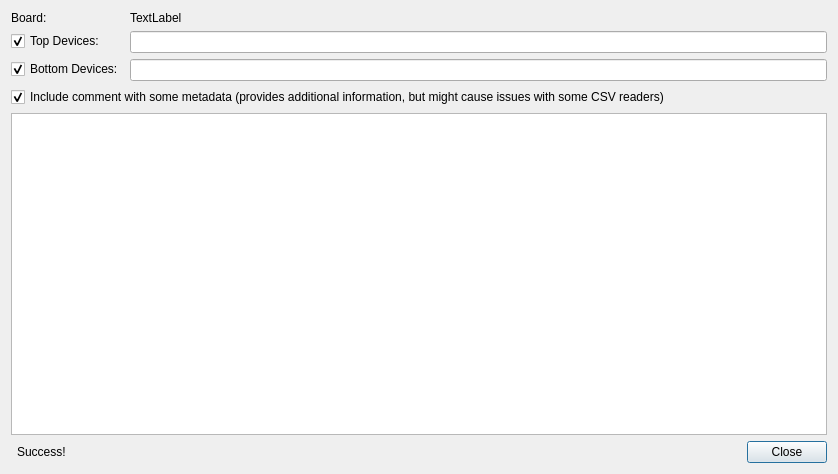
Qt form libs/librepcb/editor/project/boardeditor/boardpickplacegeneratordialog.ui (LibrePCB/LibrePCB) before a commit.
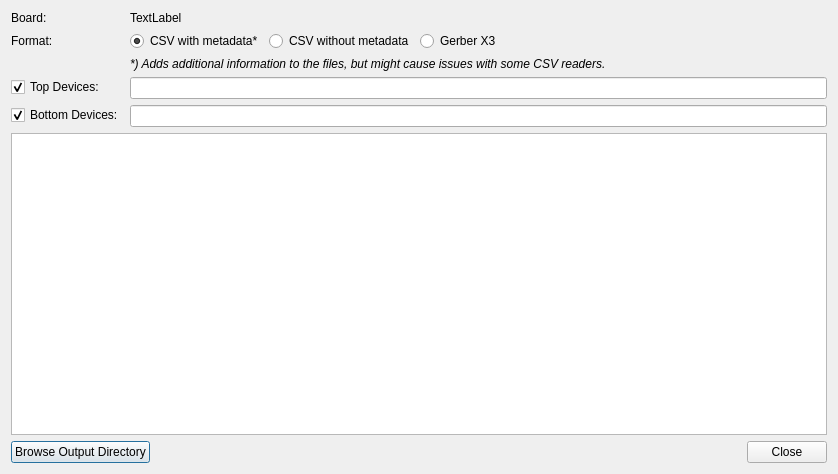
The same form after that commit.

Commit message: BoardPickPlaceGeneratorDialog: Support Gerber X3 output

What changed in the file:
```diff
--- a/libs/librepcb/editor/project/boardeditor/boardpickplacegeneratordialog.ui
+++ b/libs/librepcb/editor/project/boardeditor/boardpickplacegeneratordialog.ui
@@ -29,6 +29,66 @@
     </widget>
    </item>
    <item row="1" column="0">
+    <widget class="QLabel" name="label_2">
+     <property name="text">
+      <string>Format:</string>
+     </property>
+    </widget>
+   </item>
+   <item row="1" column="1">
+    <layout class="QHBoxLayout" name="horizontalLayout">
+     <item>
+      <widget class="QRadioButton" name="rbtnFormatCsvWithMetadata">
+       <property name="text">
+        <string>CSV with metadata*</string>
+       </property>
+       <property name="checked">
+        <bool>true</bool>
+       </property>
+      </widget>
+     </item>
+     <item>
+      <widget class="QRadioButton" name="rbtnFormatCsvWithoutMetadata">
+       <property name="text">
+        <string>CSV without metadata</string>
+       </property>
+      </widget>
+     </item>
+     <item>
+      <widget class="QRadioButton" name="rbtnFormatGerberX3">
+       <property name="text">
+        <string>Gerber X3</string>
+       </property>
+      </widget>
+     </item>
+     <item>
+      <spacer name="horizontalSpacer">
+       <property name="orientation">
+        <enum>Qt::Horizontal</enum>
+       </property>
+       <property name="sizeHint" stdset="0">
+        <size>
+         <width>40</width>
+         <height>20</height>
+        </size>
+       </property>
+      </spacer>
+     </item>
+    </layout>
+   </item>
+   <item row="2" column="1">
+    <widget class="QLabel" name="label_3">
+     <property name="font">
+      <font>
+       <italic>true</italic>
+      </font>
+     </property>
+     <property name="text">
+      <string>*) Adds additional information to the files, but might cause issues with some CSV readers.</string>
+     </property>
+    </widget>
+   </item>
+   <item row="3" column="0">
     <widget class="QCheckBox" name="cbxTopDevices">
      <property name="text">
       <string>Top Devices:</string>
@@ -38,7 +98,10 @@
      </property>
     </widget>
    </item>
-   <item row="2" column="0">
+   <item row="3" column="1">
+    <widget class="QLineEdit" name="edtTopFilePath"/>
+   </item>
+   <item row="4" column="0">
     <widget class="QCheckBox" name="cbxBottomDevices">
      <property name="text">
       <string>Bottom Devices:</string>
@@ -48,10 +111,10 @@
      </property>
     </widget>
    </item>
-   <item row="2" column="1">
+   <item row="4" column="1">
     <widget class="QLineEdit" name="edtBottomFilePath"/>
    </item>
-   <item row="4" column="0" colspan="2">
+   <item row="6" column="0" colspan="2">
     <widget class="QTableWidget" name="tableWidget">
      <property name="sizePolicy">
       <sizepolicy hsizetype="Expanding" vsizetype="Expanding">
@@ -61,20 +124,16 @@
      </property>
     </widget>
    </item>
-   <item row="1" column="1">
-    <widget class="QLineEdit" name="edtTopFilePath"/>
-   </item>
-   <item row="3" column="0" colspan="2">
-    <widget class="QCheckBox" name="cbxIncludeComment">
+   <item row="8" column="0" colspan="2">
+    <layout class="QHBoxLayout" name="horizontalLayout_2">
+     <item>
+      <widget class="QPushButton" name="btnBrowseOutputDir">
      <property name="text">
-      <string>Include comment with some metadata (provides additional information, but might cause issues with some CSV readers)</string>
-     </property>
-     <property name="checked">
-      <bool>true</bool>
+        <string>Browse Output Directory</string>
      </property>
     </widget>
    </item>
-   <item row="5" column="1">
+     <item>
     <widget class="QDialogButtonBox" name="buttonBox">
      <property name="orientation">
       <enum>Qt::Horizontal</enum>
@@ -84,15 +143,7 @@
      </property>
     </widget>
    </item>
-   <item row="5" column="0">
-    <widget class="QLabel" name="lblSuccess">
-     <property name="text">
-      <string>Success!</string>
-     </property>
-     <property name="indent">
-      <number>6</number>
-     </property>
-    </widget>
+    </layout>
    </item>
   </layout>
  </widget>
```
Lines whose indentation alone changed are shown as unchanged. The commit also changes 3 other files.
